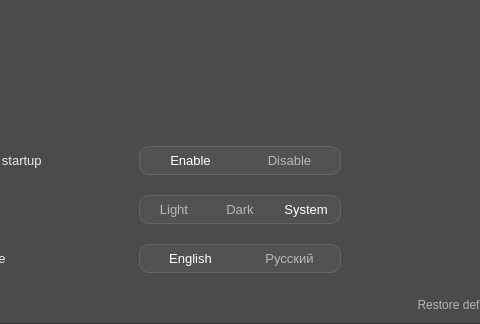
This is src/ui/forms/EasyLangSwitcher_settings.ui in egoisticdesire/EasyLangSwitcher as Qt 5 draws it before an edit; both pictures show x 286 to 766 and y 176 to 500 of the 850 by 500 pixel window. The edited form follows.
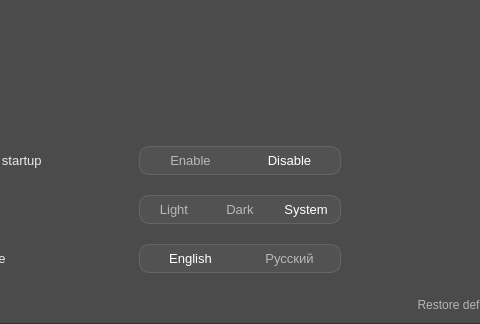
This is the edited form. Icons and pictures are not drawn.

Patch:
```diff
--- a/src/ui/forms/EasyLangSwitcher_settings.ui
+++ b/src/ui/forms/EasyLangSwitcher_settings.ui
@@ -578,7 +578,7 @@
                   <bool>true</bool>
                  </property>
                  <property name="checked">
-                  <bool>true</bool>
+                  <bool>false</bool>
                  </property>
                  <property name="autoExclusive">
                   <bool>true</bool>
@@ -613,6 +613,9 @@
                  <property name="checkable">
                   <bool>true</bool>
                  </property>
+                 <property name="checked">
+                  <bool>true</bool>
+                 </property>
                  <property name="autoExclusive">
                   <bool>true</bool>
                  </property>
```
